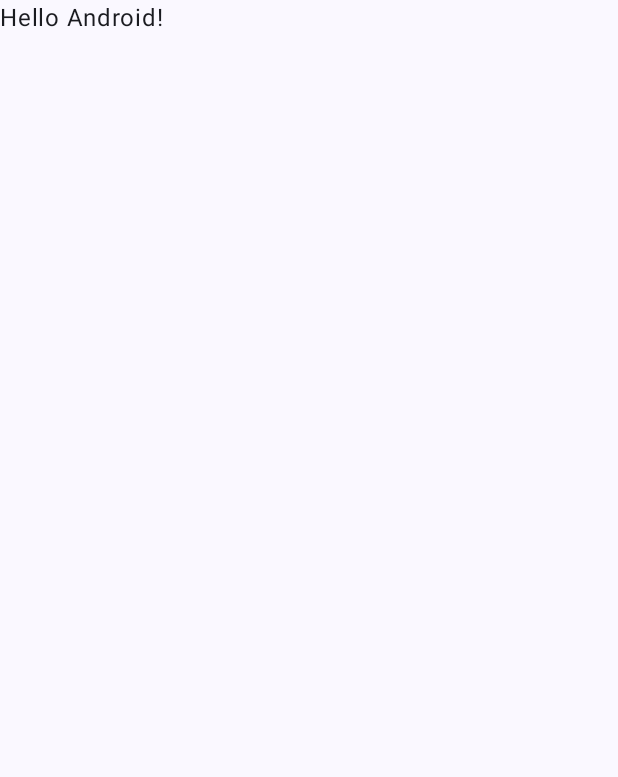
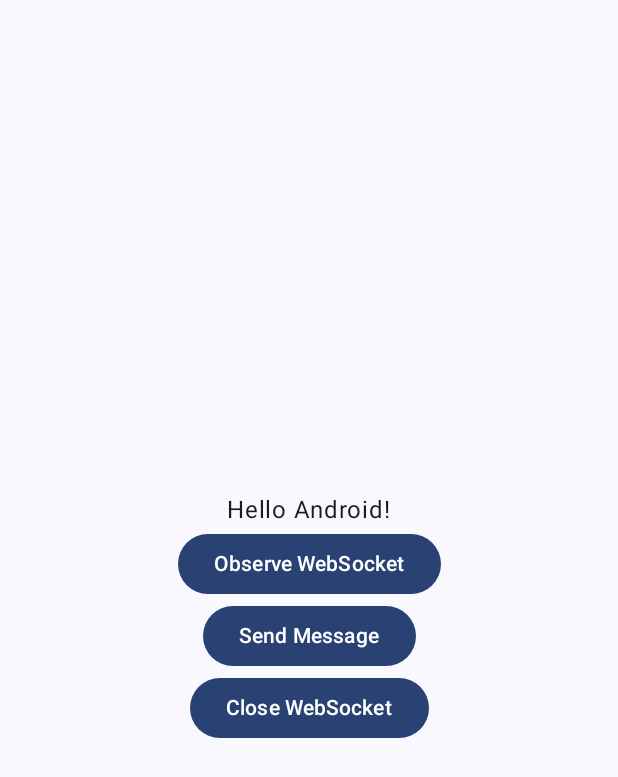
Before and after one commit to lgoncalvess/WordWar-Android, an Android app built with Jetpack Compose: the screen it shows after launch (MainActivity), on a phone screen of 412 x 824 dp. Before the commit the part shown is almost empty. Shown: the top 777 px of the screen. Run offline under Robolectric (Android 15) with nearby library versions, the phone set to English and light mode, and no system bars.

Commit message:
ws client

```diff
--- a/app/src/main/AndroidManifest.xml
+++ b/app/src/main/AndroidManifest.xml
@@ -1,7 +1,7 @@
 <?xml version="1.0" encoding="utf-8"?>
 <manifest xmlns:android="http://schemas.android.com/apk/res/android"
     xmlns:tools="http://schemas.android.com/tools">
-
+    <uses-permission android:name="android.permission.INTERNET" />
     <application
         android:allowBackup="true"
         android:dataExtractionRules="@xml/data_extraction_rules"
@@ -11,6 +11,7 @@
         android:roundIcon="@mipmap/ic_launcher_round"
         android:supportsRtl="true"
         android:theme="@style/Theme.WordWar"
+        android:networkSecurityConfig="@xml/network_security_config"
         tools:targetApi="31">
         <activity
             android:name=".MainActivity"
--- a/app/src/main/java/com/leonardo/wordwar/MainActivity.kt
+++ b/app/src/main/java/com/leonardo/wordwar/MainActivity.kt
@@ -4,14 +4,25 @@ import android.os.Bundle
 import androidx.activity.ComponentActivity
 import androidx.activity.compose.setContent
 import androidx.activity.enableEdgeToEdge
+import androidx.annotation.RestrictTo
+import androidx.compose.foundation.layout.Arrangement
+import androidx.compose.foundation.layout.Column
 import androidx.compose.foundation.layout.fillMaxSize
 import androidx.compose.foundation.layout.padding
+import androidx.compose.material3.Button
 import androidx.compose.material3.Scaffold
 import androidx.compose.material3.Text
 import androidx.compose.runtime.Composable
+import androidx.compose.ui.Alignment
 import androidx.compose.ui.Modifier
 import androidx.compose.ui.tooling.preview.Preview
+import androidx.lifecycle.ViewModel
 import com.leonardo.wordwar.ui.theme.WordWarTheme
+import com.leonardo.wordwar.viewModel.MainViewModel
+import kotlinx.coroutines.CoroutineScope
+import kotlinx.coroutines.Dispatchers
+import kotlinx.coroutines.SupervisorJob
+import kotlinx.coroutines.launch
 
 class MainActivity : ComponentActivity() {
     override fun onCreate(savedInstanceState: Bundle?) {
@@ -19,8 +30,10 @@ class MainActivity : ComponentActivity() {
         enableEdgeToEdge()
         setContent {
             WordWarTheme {
+                val viewModel = MainViewModel()
                 Scaffold(modifier = Modifier.fillMaxSize()) { innerPadding ->
                     Greeting(
+                        viewModel,
                         name = "Android",
                         modifier = Modifier.padding(innerPadding)
                     )
@@ -31,17 +44,50 @@ class MainActivity : ComponentActivity() {
 }
 
 @Composable
-fun Greeting(name: String, modifier: Modifier = Modifier) {
-    Text(
-        text = "Hello $name!",
-        modifier = modifier
-    )
+fun Greeting(viewModel: MainViewModel, name: String, modifier: Modifier = Modifier) {
+    Column(
+        Modifier.fillMaxSize(),
+        verticalArrangement = Arrangement.Center,
+        horizontalAlignment = Alignment.CenterHorizontally
+    ) {
+        Text(
+            text = "Hello $name!",
+            modifier = modifier
+        )
+
+        Button({
+            viewModel.observeMessages()
+        }) {
+            Text(
+                text = "Observe WebSocket",
+                modifier = modifier
+            )
+        }
+
+        Button({
+            viewModel.sendMessage("create_room#{\"id\":\"1\",\"playerId\":\"1\", \"playerName\":\"leonardo\"}")
+        }) {
+            Text(
+                text = "Send Message",
+                modifier = modifier
+            )
+        }
+
+        Button({
+            viewModel.disconnect()
+        }) {
+            Text(
+                text = "Close WebSocket",
+                modifier = modifier
+            )
+        }
+    }
 }
 
 @Preview(showBackground = true)
 @Composable
 fun GreetingPreview() {
     WordWarTheme {
-        Greeting("Android")
+        Greeting(viewModel = MainViewModel(),"Android")
     }
 }
--- /dev/null
+++ b/app/src/main/java/com/leonardo/wordwar/server/RealtimeMessagingClient.kt
@@ -0,0 +1,9 @@
+package com.leonardo.wordwar.server
+
+import kotlinx.coroutines.flow.Flow
+
+interface RealtimeMessagingClient {
+    fun getStateStream(): Flow<String>
+    suspend fun sendAction(action: String)
+    suspend fun close()
+}
--- /dev/null
+++ b/app/src/main/java/com/leonardo/wordwar/server/ServiceLocator.kt
@@ -0,0 +1,16 @@
+package com.leonardo.wordwar.server
+
+import io.ktor.client.*
+import io.ktor.client.engine.okhttp.OkHttp
+import io.ktor.client.plugins.websocket.WebSockets
+object ServiceLocator {
+
+    private val httpClient = HttpClient(OkHttp) {
+        install(WebSockets)
+    }
+
+    val messagingClient: RealtimeMessagingClient by lazy {
+        KtorRealtimeMessagingClient(httpClient)
+    }
+
+}
--- /dev/null
+++ b/app/src/main/res/xml/network_security_config.xml
@@ -0,0 +1,6 @@
+<?xml version="1.0" encoding="utf-8"?>
+<network-security-config>
+    <domain-config cleartextTrafficPermitted="true">
+        <domain includeSubdomains="true">10.0.2.2</domain>
+    </domain-config>
+</network-security-config>
--- a/gradle/libs.versions.toml
+++ b/gradle/libs.versions.toml
@@ -8,6 +8,7 @@ espressoCore = "3.6.1"
 lifecycleRuntimeKtx = "2.9.0"
 activityCompose = "1.10.1"
 composeBom = "2024.04.01"
+ktorVersion = "3.1.3"
 
 [libraries]
 androidx-core-ktx = { group = "androidx.core", name = "core-ktx", version.ref = "coreKtx" }
@@ -24,6 +25,10 @@ androidx-ui-tooling-preview = { group = "androidx.compose.ui", name = "ui-toolin
 androidx-ui-test-manifest = { group = "androidx.compose.ui", name = "ui-test-manifest" }
 androidx-ui-test-junit4 = { group = "androidx.compose.ui", name = "ui-test-junit4" }
 androidx-material3 = { group = "androidx.compose.material3", name = "material3" }
+ktor-client-cio = { group = "io.ktor", name = "ktor-client-cio", version.ref = "ktorVersion"}
+ktor-client-core = { group = "io.ktor", name = "ktor-client-core", version.ref = "ktorVersion"}
+ktor-client-okhttp = { group = "io.ktor", name = "ktor-client-okhttp", version.ref = "ktorVersion"}
+ktor-client-websockets = { group = "io.ktor", name = "ktor-client-websockets", version.ref = "ktorVersion"}
 
 [plugins]
 android-application = { id = "com.android.application", version.ref = "agp" }
```
Also changed, not shown: app/build.gradle.kts (+7 -1 lines), app/src/main/java/com/leonardo/wordwar/server/KtorRealtimeMessagingClient.kt (added, +52 -0 lines), app/src/main/java/com/leonardo/wordwar/viewModel/ViewModel.kt (added, +30 -0 lines).
